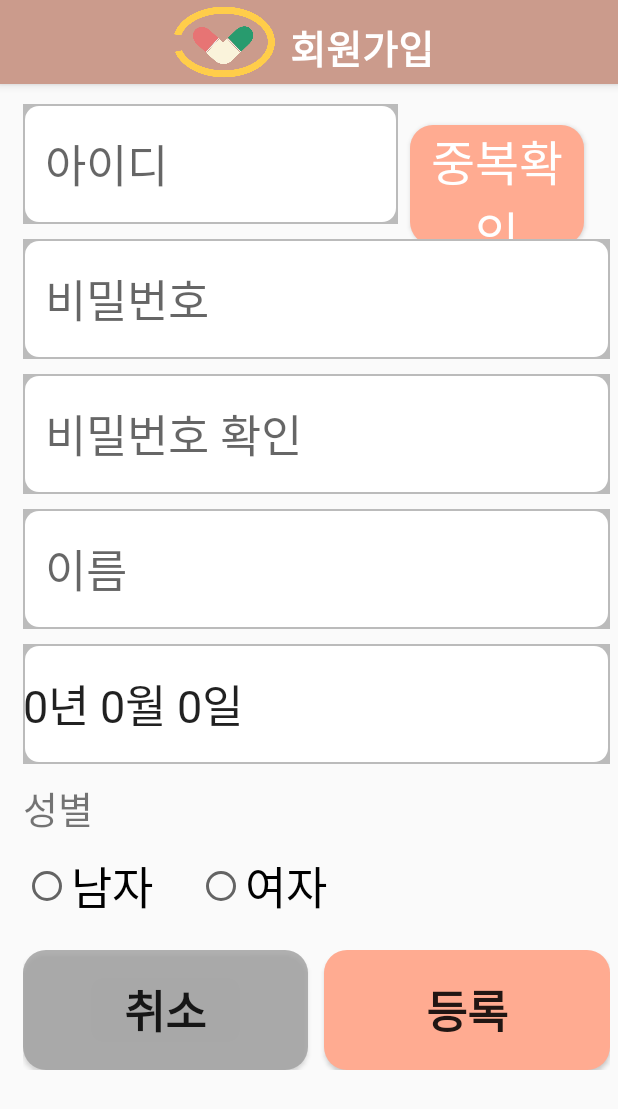
After one commit to 2022-SMHRD-KDT-IoT-3/boksun2-Android, an Android app: the handiJoin screen opened directly, with no data from a screen before it, on a phone screen of 412 x 824 dp. The commit adds this screen. Shown: the top 1109 px of the screen. Run offline under Robolectric (Android 15) with nearby library versions, the light colour scheme and no system bars.

Commit message:
장애인_회원가입 commit (2022.05.26 KMJ)

```diff
--- a/app/src/main/java/com/example/boksun3/adminJoin.java
+++ b/app/src/main/java/com/example/boksun3/adminJoin.java
@@ -98,7 +98,7 @@ public class adminJoin extends AppCompatActivity {
              public void onItemSelected(AdapterView<?> adapterView, View view, int i, long l) {
 
 
-                 if(adapterView.getSelectedItem().equals("대전광역시")){
+                 if(adapterView.getSelectedItem().equals("서울특별시")){
                      s2.setVisibility(View.VISIBLE);
                      s2.setOnItemSelectedListener(new AdapterView.OnItemSelectedListener() {
                          @Override
@@ -151,7 +151,5 @@ public class adminJoin extends AppCompatActivity {
 
 
 
-
-
     }
 }
--- /dev/null
+++ b/app/src/main/java/com/example/boksun3/handiJoin.java
@@ -0,0 +1,59 @@
+package com.example.boksun3;
+
+import androidx.appcompat.app.ActionBar;
+import androidx.appcompat.app.AppCompatActivity;
+
+import android.content.Intent;
+import android.os.Bundle;
+import android.view.View;
+import android.widget.EditText;
+
+public class handiJoin extends AppCompatActivity {
+
+    EditText handi_date;
+
+    @Override
+    protected void onCreate(Bundle savedInstanceState) {
+        super.onCreate(savedInstanceState);
+
+        // 타이틀바 문구 변경 코드
+        try {
+            getSupportActionBar().setDisplayOptions(ActionBar.DISPLAY_SHOW_CUSTOM);
+            getSupportActionBar().setCustomView(R.layout.custom_bar);
+        } catch (Exception e ){
+            System.out.println(e.getMessage());
+        }
+        setContentView(R.layout.activity_handi_join);
+        getSupportActionBar().setTitle("회원가입");
+
+
+        // 생년월일 intent로 가져오기
+        handi_date = findViewById(R.id.handi_date);
+
+        handi_date.setOnClickListener(new View.OnClickListener() {
+            @Override
+            public void onClick(View view) {
+
+                Intent intent = new Intent(getApplicationContext(), datePicker.class);
+
+                startActivity(intent);
+
+            }
+        });
+
+
+        // 생년월일 intent로 가져오기
+        handi_date =findViewById(R.id.handi_date);
+        Intent intent2 = getIntent();
+        int mYear = intent2.getIntExtra("mYear",0);
+        int mMonth = intent2.getIntExtra("mMonth",0);
+        int mDay = intent2.getIntExtra("mDay",0);
+
+        handi_date.setText(mYear+ "년 " + mMonth + "월 " + mDay + "일");
+
+
+
+
+
+    }
+}
--- /dev/null
+++ b/app/src/main/res/layout/activity_handi_join.xml
@@ -0,0 +1,164 @@
+<?xml version="1.0" encoding="utf-8"?>
+<ScrollView xmlns:android="http://schemas.android.com/apk/res/android"
+    xmlns:app="http://schemas.android.com/apk/res-auto"
+    xmlns:tools="http://schemas.android.com/tools"
+    android:layout_width="match_parent"
+    android:layout_height="match_parent"
+    android:layout_marginLeft="15sp"
+    android:layout_marginRight="5sp"
+    android:orientation="vertical"
+    tools:context=".handiJoin">
+
+    <LinearLayout
+        android:layout_width="match_parent"
+        android:layout_height="match_parent"
+        android:layout_marginTop="13sp"
+        android:orientation="vertical">
+
+        <LinearLayout
+            android:layout_width="match_parent"
+            android:layout_height="match_parent"
+            android:orientation="horizontal">
+
+            <EditText
+                android:id="@+id/handi_id"
+                android:layout_width="250dp"
+                android:layout_height="80dp"
+                android:background="@drawable/border"
+                android:ems="10"
+                android:fontFamily="@font/nanumbarunpenb"
+                android:hint="  아이디"
+                android:inputType="textPersonName"
+                android:textSize="30sp" />
+
+            <Button
+                android:id="@+id/button10"
+                android:layout_width="116dp"
+                android:layout_height="80dp"
+                android:layout_marginLeft="8sp"
+                android:layout_marginBottom="10sp"
+                android:background="@drawable/btn_round"
+                android:fontFamily="@font/nanumbarunpenb"
+                android:text="중복확인"
+                android:textColor="#FFFFFF"
+                android:textSize="32sp" />
+
+        </LinearLayout>
+
+        <EditText
+            android:id="@+id/handi_pw"
+            android:layout_width="match_parent"
+            android:layout_height="80dp"
+            android:layout_marginBottom="10sp"
+            android:layout_weight="1"
+            android:background="@drawable/border"
+            android:ems="10"
+            android:fontFamily="@font/nanumbarunpenb"
+            android:hint="  비밀번호"
+            android:inputType="textPersonName"
+            android:textSize="30sp" />
+
+        <EditText
+            android:id="@+id/handi_pw2"
+            android:layout_width="match_parent"
+            android:layout_height="80dp"
+            android:layout_marginBottom="10sp"
+            android:background="@drawable/border"
+            android:ems="10"
+            android:fontFamily="@font/nanumbarunpenb"
+            android:hint="  비밀번호 확인"
+            android:inputType="textPersonName"
+            android:textSize="30sp" />
+
+        <EditText
+            android:id="@+id/handi_name"
+            android:layout_width="match_parent"
+            android:layout_height="80dp"
+            android:layout_marginBottom="10sp"
+            android:background="@drawable/border"
+            android:ems="10"
+            android:fontFamily="@font/nanumbarunpenb"
+            android:hint="  이름"
+            android:inputType="textPersonName"
+            android:textSize="30sp" />
+
+
+        <EditText
+            android:id="@+id/handi_date"
+            android:layout_width="match_parent"
+            android:layout_height="80dp"
+            android:layout_marginBottom="10sp"
+            android:background="@drawable/border"
+            android:ems="10"
+            android:fontFamily="@font/nanumbarunpenb"
+            android:hint="  생년월일"
+            android:inputType="date"
+            android:textSize="30sp"
+            tools:ignore="MissingConstraints" />
+
+        <TextView
+            android:id="@+id/textView4"
+            android:layout_width="match_parent"
+            android:layout_height="wrap_content"
+            android:fontFamily="@font/nanumbarunpenb"
+            android:text="성별"
+            android:textSize="25sp" />
+
+        <LinearLayout
+            android:layout_width="match_parent"
+            android:layout_height="match_parent"
+            android:layout_marginBottom="10sp"
+            android:orientation="horizontal">
+
+            <RadioButton
+                android:id="@+id/radioButton"
+                android:layout_width="116dp"
+                android:layout_height="65sp"
+                android:fontFamily="@font/nanumbarunpenb"
+                android:text="남자"
+                android:textSize="30sp" />
+
+            <RadioButton
+                android:id="@+id/radioButton2"
+                android:layout_width="match_parent"
+                android:layout_height="65sp"
+                android:fontFamily="@font/nanumbarunpenb"
+                android:text="여자"
+                android:textSize="30sp" />
+        </LinearLayout>
+
+        <LinearLayout
+            android:layout_width="match_parent"
+            android:layout_height="match_parent"
+            android:layout_marginBottom="30sp"
+            android:orientation="horizontal">
+
+            <Button
+                android:id="@+id/button13"
+                android:layout_width="wrap_content"
+                android:layout_height="80sp"
+                android:layout_marginRight="5sp"
+                android:layout_weight="1"
+                android:background="@drawable/btn_ground_gray"
+                android:fontFamily="@font/nanumbarunpenb"
+                android:text="취소"
+                android:textSize="30sp"
+                android:textStyle="bold" />
+
+            <Button
+                android:id="@+id/button11"
+                android:layout_width="wrap_content"
+                android:layout_height="80sp"
+                android:layout_marginLeft="5sp"
+                android:layout_weight="1"
+                android:background="@drawable/btn_round"
+                android:fontFamily="@font/nanumbarunpenb"
+                android:text="등록"
+                android:textSize="30sp"
+                android:textStyle="bold" />
+        </LinearLayout>
+
+    </LinearLayout>
+
+
+</ScrollView>
--- a/app/src/main/res/layout/custom_bar.xml
+++ b/app/src/main/res/layout/custom_bar.xml
@@ -1,19 +1,28 @@
 <?xml version="1.0" encoding="utf-8"?>
 <LinearLayout xmlns:android="http://schemas.android.com/apk/res/android"
+    xmlns:app="http://schemas.android.com/apk/res-auto"
     android:layout_width="match_parent"
-    android:layout_height="match_parent"
-    android:orientation="vertical">
+    android:layout_height="match_parent">
+
+    <ImageView
+        android:id="@+id/imageView4"
+        android:layout_width="67dp"
+        android:layout_height="97dp"
+        android:layout_gravity="center"
+        android:layout_marginLeft="100dp"
+        app:srcCompat="@drawable/boksonlogo" />
 
     <TextView
         android:id="@+id/mytext"
         android:layout_width="wrap_content"
         android:layout_height="wrap_content"
         android:layout_gravity="center"
-        android:layout_marginTop="10sp"
+        android:layout_marginLeft="10dp"
+        android:layout_marginTop="4sp"
+        android:fontFamily="@font/nanumbarunpenb"
         android:text="@string/Join"
         android:textColor="#FFFFFF"
         android:textSize="26sp"
-        android:fontFamily="@font/nanumbarunpenb"
         android:textStyle="bold" />
 
 
--- a/app/src/main/res/values/colors.xml
+++ b/app/src/main/res/values/colors.xml
@@ -1,7 +1,7 @@
 <?xml version="1.0" encoding="utf-8"?>
 <resources>
     <color name="purple_200">#FFBB86FC</color>
-    <color name="purple_500">#ffccbc</color> <!--primary-->
+    <color name="purple_500">#cb9b8c</color> <!--primary-->
     <color name="purple_700">#cb9b8c</color> <!--pDark-->
     <color name="teal_200">#FF03DAC5</color>
     <color name="teal_700">#FF018786</color>
```
Also changed, not shown: app/src/main/AndroidManifest.xml (+17 -11 lines), app/src/main/java/com/example/boksun3/datePicker.java (+36 -40 lines), app/src/main/res/font/fontzip.xml (+7 -0 lines), app/src/main/res/layout/activity_admin_join.xml (+24 -9 lines), app/src/main/res/layout/activity_date_picker.xml (+9 -5 lines), app/src/main/res/values/cityArray.xml (+27 -5 lines).
